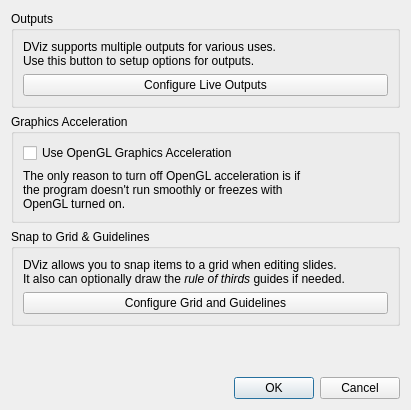
google-code-export/dviz, file src/AppSettingsDialog.ui: the form before one commit.
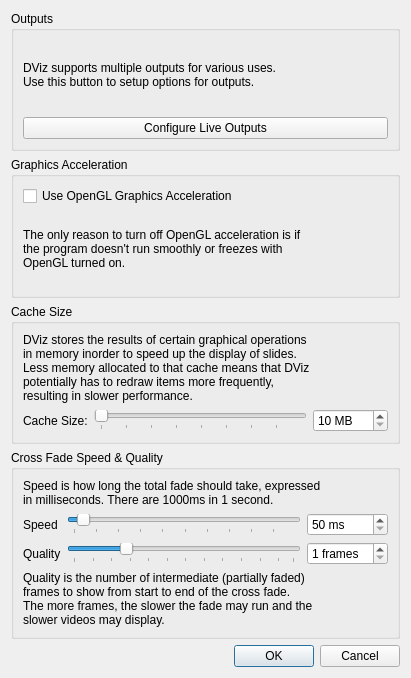
The form after the commit. Icons and pictures are not drawn.

Commit message: Made cross fade speed/quality and pixmap cache size configurable from program settings dialog, stored in AppSettings. Integrated cross fade options into MyGraphicsScene setSlide() routine (signature change of setSlide necessitated for future growth.) Added qjson.pri to project for future usage in network clients.

```diff
--- a/src/AppSettingsDialog.ui
+++ b/src/AppSettingsDialog.ui
@@ -7,7 +7,7 @@
     <x>0</x>
     <y>0</y>
     <width>411</width>
-    <height>410</height>
+    <height>678</height>
    </rect>
   </property>
   <property name="windowTitle">
@@ -74,43 +74,207 @@
    <item>
     <widget class="QGroupBox" name="groupBox_3">
      <property name="title">
-      <string>Snap to Grid &amp;&amp; Guidelines</string>
+      <string>Cache Size</string>
      </property>
      <layout class="QVBoxLayout" name="verticalLayout_4">
       <item>
        <widget class="QLabel" name="label_3">
         <property name="text">
-         <string>&lt;!DOCTYPE HTML PUBLIC &quot;-//W3C//DTD HTML 4.0//EN&quot; &quot;http://www.w3.org/TR/REC-html40/strict.dtd&quot;&gt;
-&lt;html&gt;&lt;head&gt;&lt;meta name=&quot;qrichtext&quot; content=&quot;1&quot; /&gt;&lt;style type=&quot;text/css&quot;&gt;
-p, li { white-space: pre-wrap; }
-&lt;/style&gt;&lt;/head&gt;&lt;body style=&quot; font-family:'Sans Serif'; font-size:9pt; font-weight:400; font-style:normal;&quot;&gt;
-&lt;p style=&quot; margin-top:0px; margin-bottom:0px; margin-left:0px; margin-right:0px; -qt-block-indent:0; text-indent:0px;&quot;&gt;DViz allows you to snap items to a grid when editing slides.&lt;/p&gt;
-&lt;p style=&quot; margin-top:0px; margin-bottom:0px; margin-left:0px; margin-right:0px; -qt-block-indent:0; text-indent:0px;&quot;&gt;It also can optionally draw the &lt;span style=&quot; font-style:italic;&quot;&gt;rule of thirds &lt;/span&gt;guides if needed.&lt;/p&gt;&lt;/body&gt;&lt;/html&gt;</string>
+         <string>DViz stores the results of certain graphical operations 
+in memory inorder to speed up the display of slides. 
+Less memory allocated to that cache means that DViz
+potentially has to redraw items more frequently, 
+resulting in slower performance.</string>
         </property>
        </widget>
       </item>
       <item>
-       <widget class="QPushButton" name="btnConfigGrid">
-        <property name="text">
-         <string>Configure Grid and Guidelines</string>
-        </property>
-       </widget>
+       <layout class="QHBoxLayout" name="horizontalLayout">
+        <item>
+         <widget class="QLabel" name="label_8">
+          <property name="text">
+           <string>Cache Size:</string>
+          </property>
+         </widget>
+        </item>
+        <item>
+         <widget class="QSlider" name="cacheSlider">
+          <property name="minimum">
+           <number>10</number>
+          </property>
+          <property name="maximum">
+           <number>1024</number>
+          </property>
+          <property name="singleStep">
+           <number>16</number>
+          </property>
+          <property name="pageStep">
+           <number>64</number>
+          </property>
+          <property name="orientation">
+           <enum>Qt::Horizontal</enum>
+          </property>
+          <property name="tickPosition">
+           <enum>QSlider::TicksBelow</enum>
+          </property>
+          <property name="tickInterval">
+           <number>128</number>
+          </property>
+         </widget>
+        </item>
+        <item>
+         <widget class="QSpinBox" name="cacheBox">
+          <property name="suffix">
+           <string> MB</string>
+          </property>
+          <property name="minimum">
+           <number>10</number>
+          </property>
+          <property name="maximum">
+           <number>1024</number>
+          </property>
+          <property name="singleStep">
+           <number>10</number>
+          </property>
+         </widget>
+        </item>
+       </layout>
       </item>
      </layout>
     </widget>
    </item>
    <item>
-    <spacer name="verticalSpacer">
-     <property name="orientation">
-      <enum>Qt::Vertical</enum>
+    <widget class="QGroupBox" name="groupBox_4">
+     <property name="title">
+      <string>Cross Fade Speed &amp;&amp; Quality</string>
      </property>
-     <property name="sizeHint" stdset="0">
-      <size>
-       <width>20</width>
-       <height>40</height>
-      </size>
-     </property>
-    </spacer>
+     <layout class="QVBoxLayout" name="verticalLayout_5">
+      <item>
+       <widget class="QLabel" name="label_6">
+        <property name="text">
+         <string>Speed is how long the total fade should take, expressed
+in milliseconds. There are 1000ms in 1 second.</string>
+        </property>
+       </widget>
+      </item>
+      <item>
+       <layout class="QGridLayout" name="gridLayout">
+        <item row="0" column="0">
+         <widget class="QLabel" name="label_4">
+          <property name="text">
+           <string>Speed</string>
+          </property>
+         </widget>
+        </item>
+        <item row="1" column="0">
+         <widget class="QLabel" name="label_5">
+          <property name="text">
+           <string>Quality</string>
+          </property>
+         </widget>
+        </item>
+        <item row="0" column="1">
+         <widget class="QSlider" name="speedSlider">
+          <property name="minimum">
+           <number>50</number>
+          </property>
+          <property name="maximum">
+           <number>5000</number>
+          </property>
+          <property name="singleStep">
+           <number>100</number>
+          </property>
+          <property name="pageStep">
+           <number>500</number>
+          </property>
+          <property name="value">
+           <number>250</number>
+          </property>
+          <property name="orientation">
+           <enum>Qt::Horizontal</enum>
+          </property>
+          <property name="invertedAppearance">
+           <bool>false</bool>
+          </property>
+          <property name="invertedControls">
+           <bool>false</bool>
+          </property>
+          <property name="tickPosition">
+           <enum>QSlider::TicksBelow</enum>
+          </property>
+          <property name="tickInterval">
+           <number>500</number>
+          </property>
+         </widget>
+        </item>
+        <item row="1" column="1">
+         <widget class="QSlider" name="qualitySlider">
+          <property name="minimum">
+           <number>1</number>
+          </property>
+          <property name="maximum">
+           <number>60</number>
+          </property>
+          <property name="singleStep">
+           <number>5</number>
+          </property>
+          <property name="value">
+           <number>15</number>
+          </property>
+          <property name="orientation">
+           <enum>Qt::Horizontal</enum>
+          </property>
+          <property name="tickPosition">
+           <enum>QSlider::TicksBelow</enum>
+          </property>
+          <property name="tickInterval">
+           <number>5</number>
+          </property>
+         </widget>
+        </item>
+        <item row="0" column="2">
+         <widget class="QSpinBox" name="speedBox">
+          <property name="suffix">
+           <string> ms</string>
+          </property>
+          <property name="minimum">
+           <number>50</number>
+          </property>
+          <property name="maximum">
+           <number>5000</number>
+          </property>
+          <property name="singleStep">
+           <number>10</number>
+          </property>
+         </widget>
+        </item>
+        <item row="1" column="2">
+         <widget class="QSpinBox" name="qualityBox">
+          <property name="suffix">
+           <string> frames</string>
+          </property>
+          <property name="minimum">
+           <number>1</number>
+          </property>
+          <property name="maximum">
+           <number>60</number>
+          </property>
+         </widget>
+        </item>
+       </layout>
+      </item>
+      <item>
+       <widget class="QLabel" name="label_7">
+        <property name="text">
+         <string>Quality is the number of intermediate (partially faded)
+frames to show from start to end of the cross fade. 
+The more frames, the slower the fade may run and the
+slower videos may display.</string>
+        </property>
+       </widget>
+      </item>
+     </layout>
+    </widget>
    </item>
    <item>
     <widget class="QDialogButtonBox" name="buttonBox">
```
Left out of the diff: 104 changed lines with no effect on the pictures. The commit also changes 13 other files.
